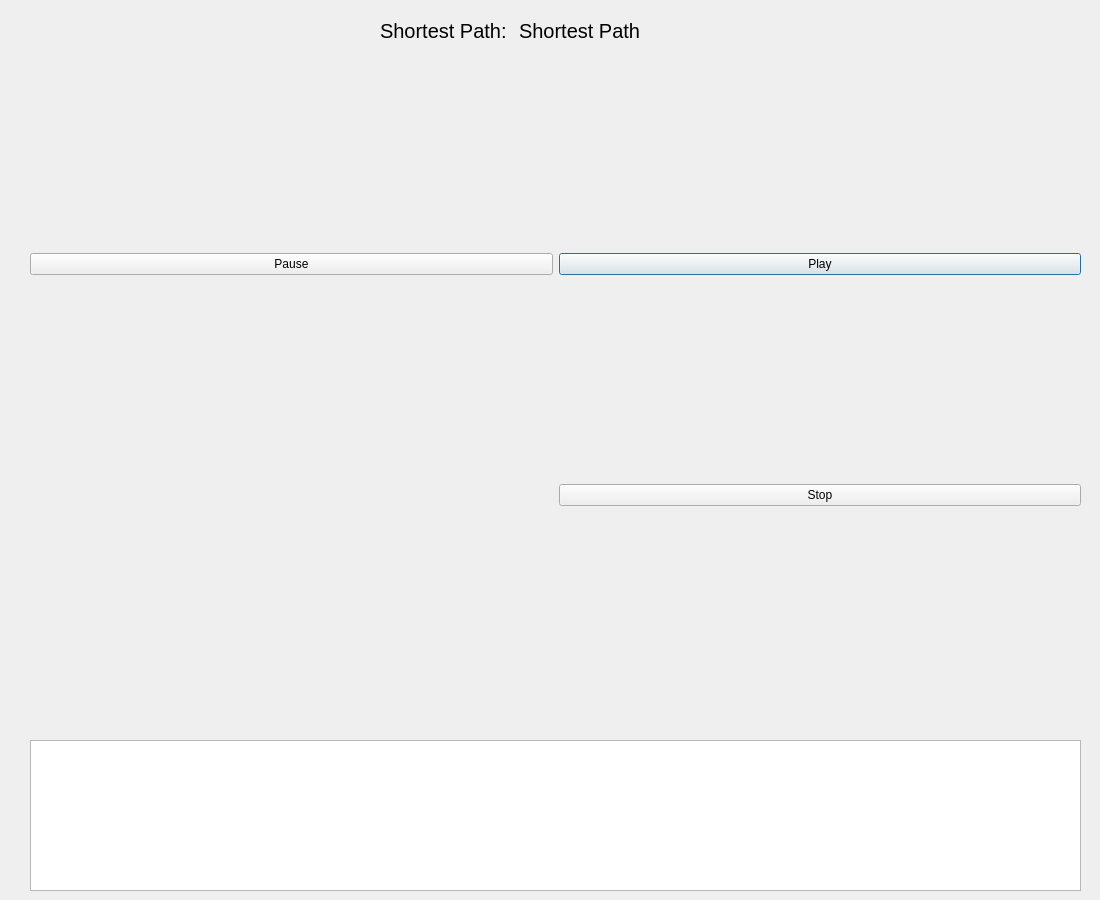
Above: GUI/result.ui from Shotest-Path/Shortest-Path-Main-Repo before the change. Below: the same form after it.
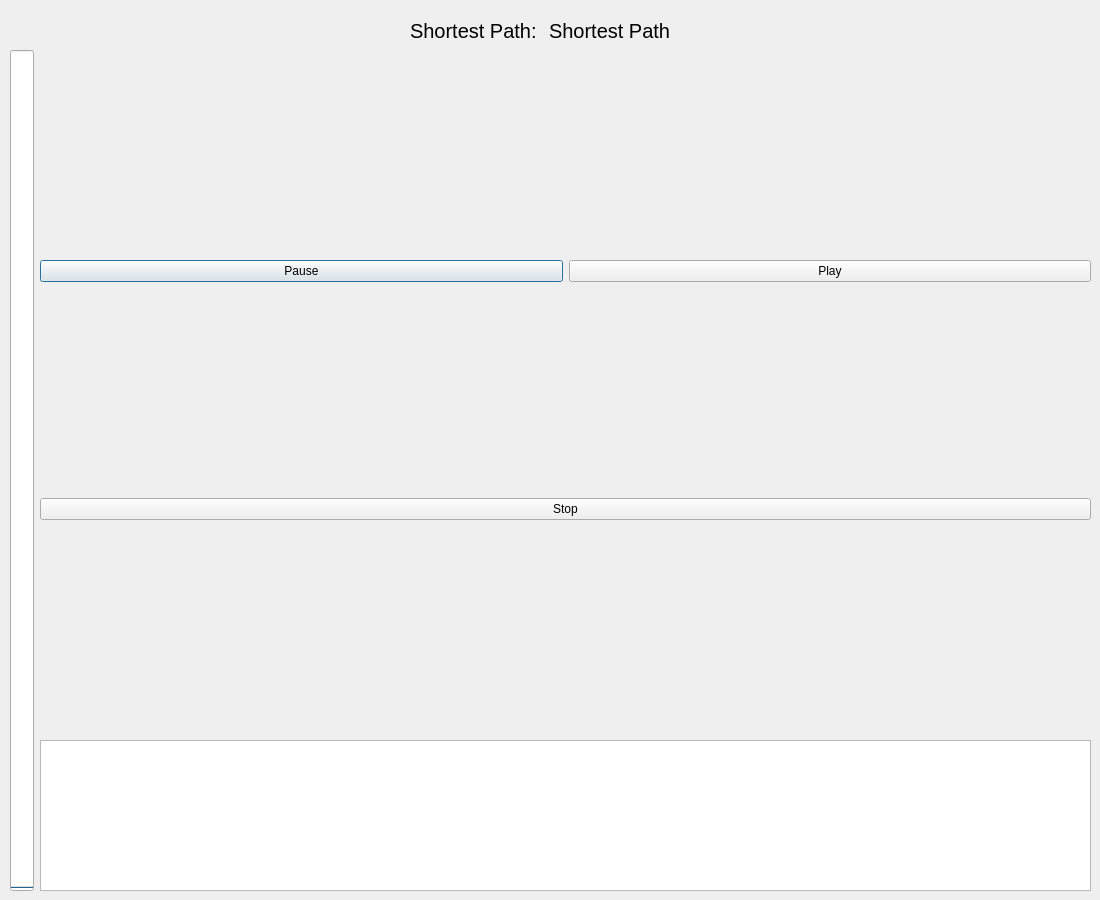
That is the form after the change.

Commit message: feat(finish): - Improved overall code performance and fixed all issues and added progress bar

Diff of the .ui file:
```diff
--- a/GUI/result.ui
+++ b/GUI/result.ui
@@ -22,23 +22,13 @@
   <widget class="QWidget" name="gridLayoutWidget">
    <property name="geometry">
     <rect>
-     <x>30</x>
+     <x>40</x>
      <y>50</y>
      <width>1051</width>
      <height>691</height>
     </rect>
    </property>
    <layout class="QGridLayout" name="gridLayout_4">
-    <item row="1" column="1">
-     <widget class="QPushButton" name="playButton">
-      <property name="text">
-       <string>Play</string>
-      </property>
-     </widget>
-    </item>
-    <item row="0" column="0" colspan="2">
-     <layout class="QVBoxLayout" name="verticalLayout"/>
-    </item>
     <item row="1" column="0">
      <widget class="QPushButton" name="pauseButton">
       <property name="text">
@@ -46,14 +36,7 @@
       </property>
      </widget>
     </item>
-    <item row="3" column="1">
-     <widget class="QPushButton" name="stopButton">
-      <property name="text">
-       <string>Stop</string>
-      </property>
-     </widget>
-    </item>
-    <item row="4" column="0" colspan="2">
+    <item row="5" column="0" colspan="2">
      <spacer name="horizontalSpacer">
       <property name="orientation">
        <enum>Qt::Orientation::Vertical</enum>
@@ -64,17 +47,34 @@
       <property name="sizeHint" stdset="0">
        <size>
         <width>10</width>
-        <height>30</height>
+        <height>10</height>
        </size>
       </property>
      </spacer>
     </item>
+    <item row="3" column="0" colspan="2">
+     <widget class="QPushButton" name="stopButton">
+      <property name="text">
+       <string>Stop</string>
+      </property>
+     </widget>
+    </item>
+    <item row="1" column="1">
+     <widget class="QPushButton" name="playButton">
+      <property name="text">
+       <string>Play</string>
+      </property>
+     </widget>
+    </item>
+    <item row="0" column="0" colspan="2">
+     <layout class="QVBoxLayout" name="verticalLayout"/>
+    </item>
    </layout>
   </widget>
   <widget class="QWidget" name="horizontalLayoutWidget">
    <property name="geometry">
     <rect>
-     <x>30</x>
+     <x>40</x>
      <y>740</y>
      <width>1051</width>
      <height>151</height>
@@ -93,7 +93,7 @@
   <widget class="QWidget" name="horizontalLayoutWidget_3">
    <property name="geometry">
     <rect>
-     <x>210</x>
+     <x>240</x>
      <y>10</y>
      <width>601</width>
      <height>41</height>
@@ -156,6 +156,34 @@
     </item>
    </layout>
   </widget>
+  <widget class="QProgressBar" name="progressBar">
+   <property name="geometry">
+    <rect>
+     <x>10</x>
+     <y>50</y>
+     <width>24</width>
+     <height>841</height>
+    </rect>
+   </property>
+   <property name="value">
+    <number>0</number>
+   </property>
+   <property name="alignment">
+    <set>Qt::AlignmentFlag::AlignCenter</set>
+   </property>
+   <property name="textVisible">
+    <bool>true</bool>
+   </property>
+   <property name="orientation">
+    <enum>Qt::Orientation::Vertical</enum>
+   </property>
+   <property name="invertedAppearance">
+    <bool>false</bool>
+   </property>
+   <property name="textDirection">
+    <enum>QProgressBar::Direction::TopToBottom</enum>
+   </property>
+  </widget>
  </widget>
  <resources/>
  <connections/>
```
The commit also changes 537 other files.
